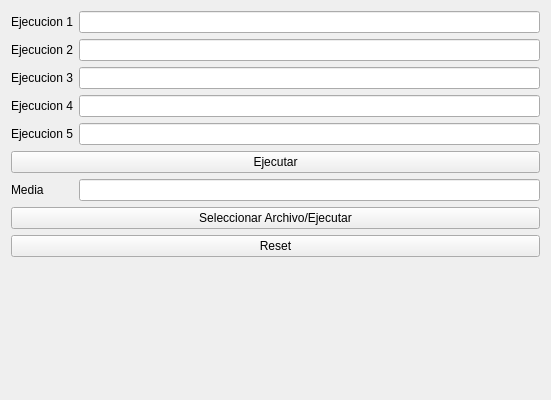
First picture: the form in LabAssignment3ComputerArchitecture/algoritmo.ui, repository LifeLex/LabAssignment3ComputerArchitecture, before the edit.
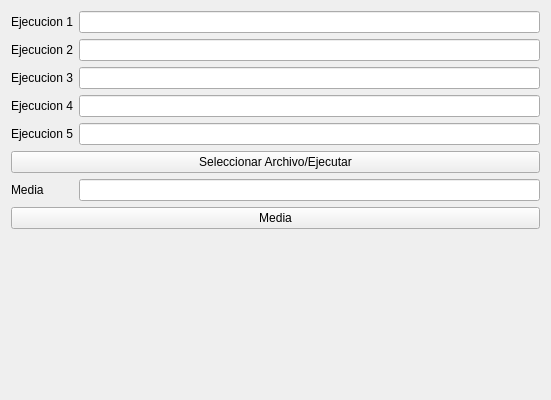
Second picture: the form after the edit.

Commit message: Algoritmo finished

Patch:
```diff
--- a/LabAssignment3ComputerArchitecture/algoritmo.ui
+++ b/LabAssignment3ComputerArchitecture/algoritmo.ui
@@ -80,24 +80,17 @@
    <item row="9" column="1">
     <widget class="QLineEdit" name="mediaLineEdit"/>
    </item>
-   <item row="8" column="0" colspan="2">
-    <widget class="QPushButton" name="ejecutarPushButton">
-     <property name="text">
-      <string>Ejecutar</string>
-     </property>
-    </widget>
-   </item>
-   <item row="11" column="0" colspan="2">
+   <item row="6" column="0" colspan="2">
     <widget class="QPushButton" name="seleccionarpushButton">
      <property name="text">
       <string>Seleccionar Archivo/Ejecutar</string>
      </property>
     </widget>
    </item>
-   <item row="13" column="0" colspan="2">
-    <widget class="QPushButton" name="resetPushButton">
+   <item row="10" column="0" colspan="2">
+    <widget class="QPushButton" name="pushButton">
      <property name="text">
-      <string>Reset</string>
+      <string>Media</string>
      </property>
     </widget>
    </item>
```
Left out of the diff: 4 changed lines with no effect on the pictures. The commit also changes 11 other files.
